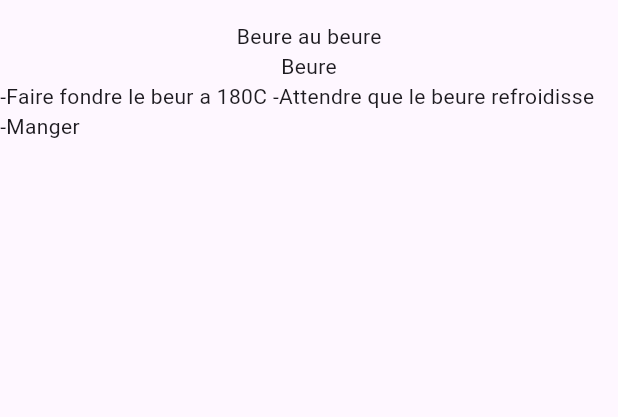
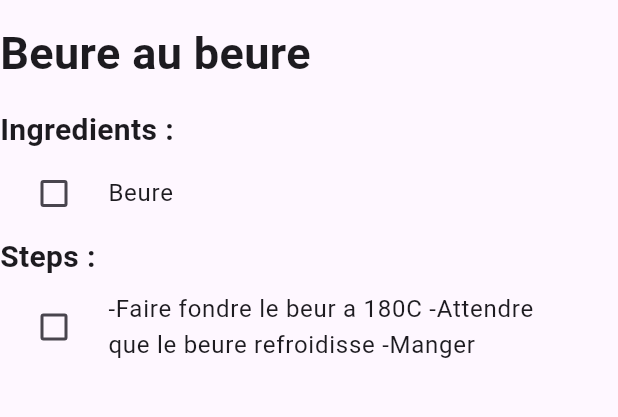
Before and after one commit to judemont/reciper, a Flutter app: the screen it shows after launch, after a tap on "Beure au beure", on a phone screen of 412 x 824 dp, the part 63-480 px from its top. Run offline on Flutter 3.47's test engine with Material 3 defaults, Android fonts, the light colour scheme and no system bars; our stand-ins replace sqflite, sqflite_common_ffi; missing offline and left inert: encrypt; accounts and stored records are empty.

Commit message:
modified:   lib/widgets/newRecipePage.dart 	modified:   lib/widgets/recipeViewPage.dart

```diff
--- a/lib/widgets/newRecipePage.dart
+++ b/lib/widgets/newRecipePage.dart
@@ -10,6 +10,7 @@ class NewRecipePage extends StatefulWidget {
 }
 
 class _NewRecipePageState extends State<NewRecipePage> {
+  final double fieldsMargin = 30.0;
   final formKey = GlobalKey<FormState>();
   String title = "";
   String ingredients = "";
@@ -55,7 +56,7 @@ class _NewRecipePageState extends State<NewRecipePage> {
                     hintText: 'Title',
                   ),
                 ),
-                const SizedBox(height: 50),
+                SizedBox(height: fieldsMargin),
                 TextFormField(
                   validator: (value) {
                     if (value!.isEmpty) {
@@ -73,7 +74,7 @@ class _NewRecipePageState extends State<NewRecipePage> {
                     hintText: 'Ingredients',
                   ),
                 ),
-                const SizedBox(height: 50),
+                SizedBox(height: fieldsMargin),
                 TextFormField(
                   validator: (value) {
                     if (value!.isEmpty) {
--- a/lib/widgets/recipeViewPage.dart
+++ b/lib/widgets/recipeViewPage.dart
@@ -4,7 +4,6 @@ import '../models/recipe.dart';
 class RecipeViewPage extends StatefulWidget {
   final Recipe recipe;
   const RecipeViewPage({super.key, required this.recipe});
-
   @override
   State<RecipeViewPage> createState() => _RecipeViewPageState();
 }
@@ -12,6 +11,15 @@ class RecipeViewPage extends StatefulWidget {
 class _RecipeViewPageState extends State<RecipeViewPage> {
   @override
   Widget build(BuildContext context) {
+    List<String> ingredientsList = widget.recipe.ingredients.split("\n");
+    if (ingredientsList.isEmpty) {
+      ingredientsList.add(widget.recipe.ingredients);
+    }
+    List<String> stepsList = widget.recipe.steps.split("\n");
+    if (stepsList.isEmpty) {
+      stepsList.add(widget.recipe.ingredients);
+    }
+
     return Scaffold(
       appBar: AppBar(
         title: const Text("Reciper"),
@@ -19,10 +27,43 @@ class _RecipeViewPageState extends State<RecipeViewPage> {
         actions: [IconButton(onPressed: () {}, icon: const Icon(Icons.edit))],
       ),
       body: Column(
+        crossAxisAlignment: CrossAxisAlignment.start,
         children: [
-          Text(widget.recipe.title),
-          Text(widget.recipe.ingredients),
-          Text(widget.recipe.steps)
+          Text(
+            widget.recipe.title,
+            style: const TextStyle(fontSize: 30, fontWeight: FontWeight.bold),
+          ),
+          const SizedBox(
+            height: 15,
+          ),
+          const Text(
+            "Ingredients :",
+            style: TextStyle(fontSize: 20, fontWeight: FontWeight.bold),
+          ),
+          ListView.builder(
+              shrinkWrap: true,
+              itemCount: ingredientsList.length,
+              itemBuilder: (BuildContext context, int index) {
+                return CheckboxListTile(
+                    controlAffinity: ListTileControlAffinity.leading,
+                    value: false,
+                    title: Text(ingredientsList[index]),
+                    onChanged: (value) {});
+              }),
+          const Text(
+            "Steps :",
+            style: TextStyle(fontSize: 20, fontWeight: FontWeight.bold),
+          ),
+          ListView.builder(
+              shrinkWrap: true,
+              itemCount: stepsList.length,
+              itemBuilder: (BuildContext context, int index) {
+                return CheckboxListTile(
+                    controlAffinity: ListTileControlAffinity.leading,
+                    value: false,
+                    title: Text(stepsList[index]),
+                    onChanged: (value) {});
+              }),
         ],
       ),
     );
```
